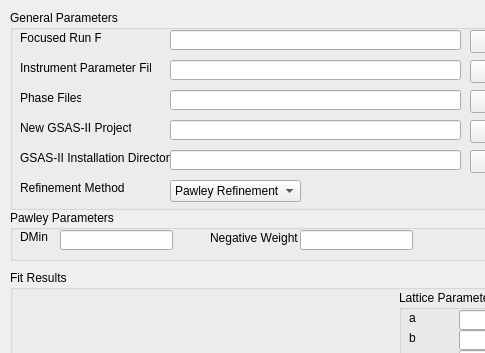
Before: the Qt Designer form qt/scientific_interfaces/EnggDiffraction/EnggDiffractionQtTabGSAS.ui in mantidproject/mantid, drawn with Qt 5; both pictures show x 0 to 485 and y 0 to 353 of the 661 by 621 pixel window.
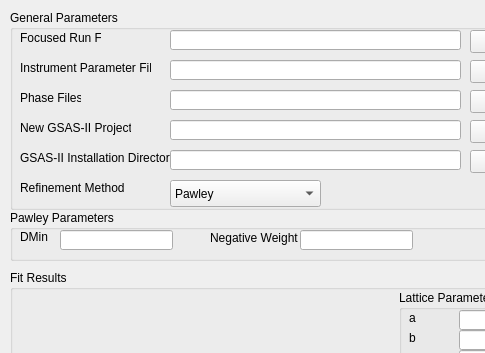
After: the same form once the commit is applied. Custom widgets are drawn as their Qt base class.

Commit message: Re #15552 Rename GSAS tab qt widget

Diff of the .ui file:
```diff
--- a/qt/scientific_interfaces/EnggDiffraction/EnggDiffractionQtTabGSAS.ui
+++ b/qt/scientific_interfaces/EnggDiffraction/EnggDiffractionQtTabGSAS.ui
@@ -1,7 +1,15 @@
 <?xml version="1.0" encoding="UTF-8"?>
 <ui version="4.0">
- <class>Form</class>
- <widget class="QWidget" name="Form">
+ <class>EnggDiffractionQtTabGSAS</class>
+ <widget class="QWidget" name="EnggDiffractionQtTabGSAS">
+  <property name="geometry">
+   <rect>
+    <x>0</x>
+    <y>0</y>
+    <width>661</width>
+    <height>621</height>
+   </rect>
+  </property>
   <property name="windowTitle">
    <string>Form</string>
   </property>
@@ -246,22 +254,13 @@
      <rect>
       <x>160</x>
       <y>170</y>
-      <width>131</width>
-      <height>22</height>
+      <width>151</width>
+      <height>27</height>
      </rect>
     </property>
-    <property name="editable">
-     <bool>false</bool>
-    </property>
-    <property name="currentText">
-     <string>Pawley Refinement</string>
-    </property>
-    <property name="currentIndex">
-     <number>0</number>
-    </property>
     <item>
      <property name="text">
-      <string>Pawley Refinement</string>
+      <string>Pawley</string>
      </property>
     </item>
     <item>
```
Left out of the diff: 2 changed lines with no effect on the pictures.
